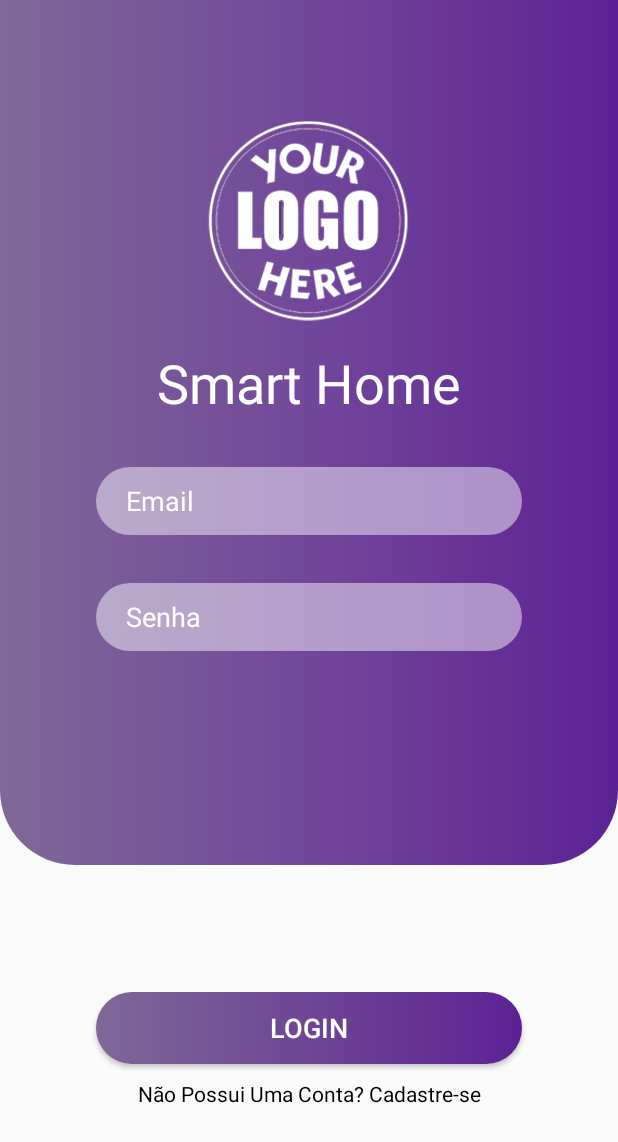
After one commit to IgorMeloMoraes/Ui_Android_Projects, an Android app: the UI_4_Login_Activity screen opened directly, with no data from a screen before it, on a phone screen of 412 x 824 dp. The commit adds this screen. Shown: the top 1142 px of the screen. Run offline under Robolectric (Android 15) with nearby library versions, the phone set to English and light mode, and no system bars.

Commit message:
Projeto IV - UI Login - Finalização da UI

```diff
--- a/app/src/main/AndroidManifest.xml
+++ b/app/src/main/AndroidManifest.xml
@@ -12,6 +12,9 @@
         android:supportsRtl="true"
         android:theme="@style/Theme.UiAndroidProjects"
         tools:targetApi="31">
+        <activity
+            android:name=".UI_4_Login_Activity"
+            android:exported="false" />
         <activity
             android:name=".UI_3_Login_Activity"
             android:exported="false" />
--- /dev/null
+++ b/app/src/main/java/com/example/uiandroidprojects/UI_4_Login_Activity.java
@@ -0,0 +1,14 @@
+package com.example.uiandroidprojects;
+
+import androidx.appcompat.app.AppCompatActivity;
+
+import android.os.Bundle;
+
+public class UI_4_Login_Activity extends AppCompatActivity {
+
+    @Override
+    protected void onCreate(Bundle savedInstanceState) {
+        super.onCreate(savedInstanceState);
+        setContentView(R.layout.activity_ui4_login);
+    }
+}
--- /dev/null
+++ b/app/src/main/res/drawable/background_ui_4.xml
@@ -0,0 +1,15 @@
+<?xml version="1.0" encoding="utf-8"?>
+<selector xmlns:android="http://schemas.android.com/apk/res/android">
+    <item>
+        <shape android:shape="rectangle">
+            <gradient
+                android:angle="180"
+                android:startColor="@color/roxo_tekhelet"
+                android:centerColor="@color/roxo_real"
+                android:endColor="@color/roxo_pompa_poder" />
+            <corners
+                android:bottomLeftRadius="@dimen/radius_medio_50"
+                android:bottomRightRadius="@dimen/radius_medio_50" />
+        </shape>
+    </item>
+</selector>
--- /dev/null
+++ b/app/src/main/res/drawable/background_ui_4_v2.xml
@@ -0,0 +1,14 @@
+<?xml version="1.0" encoding="utf-8"?>
+<selector xmlns:android="http://schemas.android.com/apk/res/android">
+    <item>
+        <shape android:shape="rectangle">
+            <gradient
+                android:angle="180"
+                android:startColor="@color/azul_carvao"
+                android:endColor="@color/azul_aco" />
+            <corners
+                android:bottomLeftRadius="@dimen/radius_medio_50"
+                android:bottomRightRadius="@dimen/radius_medio_50" />
+        </shape>
+    </item>
+</selector>
--- /dev/null
+++ b/app/src/main/res/drawable/background_ui_4_v3.xml
@@ -0,0 +1,14 @@
+<?xml version="1.0" encoding="utf-8"?>
+<selector xmlns:android="http://schemas.android.com/apk/res/android">
+    <item>
+        <shape android:shape="rectangle">
+            <gradient
+                android:angle="180"
+                android:startColor="@color/gamboge"
+                android:endColor="@color/tomate" />
+            <corners
+                android:bottomLeftRadius="@dimen/radius_medio_50"
+                android:bottomRightRadius="@dimen/radius_medio_50" />
+        </shape>
+    </item>
+</selector>
--- /dev/null
+++ b/app/src/main/res/drawable/btn_login_ui_4.xml
@@ -0,0 +1,11 @@
+<?xml version="1.0" encoding="utf-8"?>
+<selector xmlns:android="http://schemas.android.com/apk/res/android">
+    <item>
+        <shape android:shape="rectangle">
+            <gradient android:angle="180"
+                android:startColor="@color/roxo_tekhelet"
+                android:endColor="@color/roxo_pompa_poder" />
+            <corners android:radius="@dimen/radius_medio_50" />
+        </shape>
+    </item>
+</selector>
--- /dev/null
+++ b/app/src/main/res/drawable/btn_login_ui_4_v2.xml
@@ -0,0 +1,13 @@
+<?xml version="1.0" encoding="utf-8"?>
+<selector xmlns:android="http://schemas.android.com/apk/res/android">
+    <item>
+        <shape android:shape="rectangle">
+            <gradient
+                android:angle="180"
+                android:startColor="@color/azul_carvao"
+                android:endColor="@color/azul_aco" />
+            <corners
+                android:radius="@dimen/radius_medio_50" />
+        </shape>
+    </item>
+</selector>
--- /dev/null
+++ b/app/src/main/res/drawable/btn_login_ui_4_v3.xml
@@ -0,0 +1,13 @@
+<?xml version="1.0" encoding="utf-8"?>
+<selector xmlns:android="http://schemas.android.com/apk/res/android">
+    <item>
+        <shape android:shape="rectangle">
+            <gradient
+                android:angle="180"
+                android:startColor="@color/gamboge"
+                android:endColor="@color/tomate" />
+            <corners
+                android:radius="@dimen/radius_medio_50" />
+        </shape>
+    </item>
+</selector>
--- /dev/null
+++ b/app/src/main/res/drawable/edit_ui_4.xml
@@ -0,0 +1,9 @@
+<?xml version="1.0" encoding="utf-8"?>
+<selector xmlns:android="http://schemas.android.com/apk/res/android">
+    <item>
+        <shape android:shape="rectangle">
+            <solid android:color="@color/branco_opacidade_48" />
+            <corners android:radius="@dimen/radius_medio_50" />
+        </shape>
+    </item>
+</selector>
--- /dev/null
+++ b/app/src/main/res/layout/activity_ui4_login.xml
@@ -0,0 +1,115 @@
+<?xml version="1.0" encoding="utf-8"?>
+<LinearLayout
+    xmlns:android="http://schemas.android.com/apk/res/android"
+    xmlns:app="http://schemas.android.com/apk/res-auto"
+    xmlns:tools="http://schemas.android.com/tools"
+    android:layout_width="match_parent"
+    android:layout_height="match_parent"
+    android:orientation="vertical"
+    tools:context=".UI_4_Login_Activity">
+
+    <LinearLayout
+        android:id="@+id/linear_container_logo_edit"
+        android:layout_width="match_parent"
+        android:layout_height="0dp"
+        android:layout_weight="0.7"
+        android:orientation="vertical"
+        android:background="@drawable/background_ui_4">
+
+        <androidx.constraintlayout.widget.ConstraintLayout
+            android:id="@+id/constraint_container_logo_edit"
+            android:layout_width="match_parent"
+            android:layout_height="match_parent">
+
+            <ImageView
+                android:id="@+id/img_logo"
+                android:layout_width="wrap_content"
+                android:layout_height="wrap_content"
+                android:layout_marginTop="@dimen/margin_grande_64"
+                app:layout_constraintEnd_toEndOf="parent"
+                app:layout_constraintStart_toStartOf="parent"
+                app:layout_constraintTop_toTopOf="parent"
+                app:srcCompat="@drawable/sua_logo_aqui"
+                android:contentDescription="@string/dsp_logo_ui_4" />
+
+            <TextView
+                android:id="@+id/txt_titulo"
+                android:layout_width="wrap_content"
+                android:layout_height="wrap_content"
+                android:text="@string/txt_titulo_ui_4"
+                android:textSize="@dimen/text_grande_36"
+                android:textColor="@color/branco"
+                app:layout_constraintEnd_toEndOf="@+id/img_logo"
+                app:layout_constraintStart_toStartOf="@+id/img_logo"
+                app:layout_constraintTop_toBottomOf="@+id/img_logo" />
+
+            <EditText
+                android:id="@+id/edt_email"
+                android:layout_width="0dp"
+                android:layout_height="@dimen/edt_altura_media_45"
+                android:layout_marginStart="@dimen/margin_grande_64"
+                android:layout_marginTop="@dimen/margin_padrao_32"
+                android:layout_marginEnd="@dimen/margin_grande_64"
+                android:paddingEnd="@dimen/padding_media_20"
+                android:paddingStart="@dimen/padding_media_20"
+                android:background="@drawable/edit_ui_4"
+                android:ems="10"
+                android:inputType="textEmailAddress"
+                android:hint="@string/email"
+                android:textColor="@color/branco"
+                android:textColorHint="@color/branco"
+                app:layout_constraintEnd_toEndOf="parent"
+                app:layout_constraintStart_toStartOf="parent"
+                app:layout_constraintTop_toBottomOf="@+id/txt_titulo" />
+
+            <EditText
+                android:id="@+id/edt_senha"
+                android:layout_width="0dp"
+                android:layout_height="@dimen/edt_altura_media_45"
+                android:layout_marginStart="@dimen/margin_grande_64"
+                android:layout_marginTop="@dimen/margin_padrao_32"
+                android:layout_marginEnd="@dimen/margin_grande_64"
+                android:paddingEnd="@dimen/padding_media_20"
+                android:paddingStart="@dimen/padding_media_20"
+                android:background="@drawable/edit_ui_4"
+                android:ems="10"
+                android:hint="@string/senha"
+                android:inputType="textPassword"
+                android:textColor="@color/branco"
+                android:textColorHint="@color/branco"
+                app:layout_constraintEnd_toEndOf="parent"
+                app:layout_constraintHorizontal_bias="0.0"
+                app:layout_constraintStart_toStartOf="parent"
+                app:layout_constraintTop_toBottomOf="@+id/edt_email" />
+        </androidx.constraintlayout.widget.ConstraintLayout>
+    </LinearLayout>
+
+    <LinearLayout
+        android:id="@+id/linear_container_btn_login"
+        android:layout_width="match_parent"
+        android:layout_height="0dp"
+        android:layout_weight="0.3"
+        android:gravity="center"
+        android:orientation="vertical">
+
+        <Button
+            android:id="@+id/btn_login"
+            android:layout_width="match_parent"
+            android:layout_height="wrap_content"
+            android:layout_marginStart="@dimen/margin_grande_64"
+            android:layout_marginEnd="@dimen/margin_grande_64"
+            android:background="@drawable/btn_login_ui_4"
+            android:text="@string/login"
+            android:textColor="@color/branco"
+            android:textSize="@dimen/text_medio_18"/>
+
+        <TextView
+            android:id="@+id/txt_nao_possui_conta"
+            android:layout_width="match_parent"
+            android:layout_height="wrap_content"
+            android:layout_marginTop="10dp"
+            android:gravity="center_horizontal"
+            android:text="@string/nao_possui_conta"
+            android:textColor="@color/preto"/>
+    </LinearLayout>
+</LinearLayout>
--- a/app/src/main/res/values/colors.xml
+++ b/app/src/main/res/values/colors.xml
@@ -31,4 +31,15 @@
     <color name="branco_opacidade_33">#53FFFFFF</color>
     <color name="cinza_opacidade_40">#65FAF8F8</color>
 
+    <!-- UI 4 - Login -->
+    <color name="roxo_real">#72479B</color>
+    <color name="roxo_pompa_poder">#806897</color>
+    <color name="roxo_tekhelet">#5C2294</color>
+    <color name="azul_aco">#2980B9</color>
+    <color name="azul_carvao">#2C3E50</color>
+    <color name="gamboge">#F09819</color>
+    <color name="tomate">#FF512F</color>
+    <color name="branco_opacidade_48">#79FFFFFF</color>
+
+
 </resources>
--- a/app/src/main/res/values/dimens.xml
+++ b/app/src/main/res/values/dimens.xml
@@ -8,6 +8,9 @@
     <dimen name="margin_padrao_32">32dp</dimen>
     <dimen name="margin_grande_64">64dp</dimen>
 
+    <!-- Padding  -->
+    <dimen name="padding_media_20">20dp</dimen>
+
     <!-- Textos    -->
     <dimen name="text_pequeno_12">12sp</dimen>
     <dimen name="text_pequeno_14">14sp</dimen>
@@ -15,6 +18,7 @@
     <dimen name="text_medio_20">20sp</dimen>
     <dimen name="text_grande_30">30sp</dimen>
     <dimen name="text_grande_32">32sp</dimen>
+    <dimen name="text_grande_36">36sp</dimen>
     <dimen name="text_gigante_60">60sp</dimen>
 
     <!-- Logos e Imagens -->
--- a/app/src/main/res/values/strings.xml
+++ b/app/src/main/res/values/strings.xml
@@ -28,4 +28,8 @@
     <!-- UI 3 - Login e Cadastro    -->
     <string name="dsp_fundo_baixo_ui_3">Linhas curva com duas variações de cores - branco e cinza</string>
     <string name="dsp_logo_ui_3">Logo circular com a os dizeres: sua logo aqui</string>
+
+    <!-- UI 4 - Login    -->
+    <string name="dsp_logo_ui_4">Logo circular com a os dizeres: sua logo aqui</string>
+    <string name="txt_titulo_ui_4">Smart Home</string>
 </resources>
--- a/app/src/main/res/values/themes.xml
+++ b/app/src/main/res/values/themes.xml
@@ -20,6 +20,11 @@
 
     </style>
 
+    <!-- UI 4 - Login -->
+    <style name="Base.Theme.LoginUI4" parent="Theme.AppCompat.Light.DarkActionBar">
+
+    </style>
+
 
 
     <style name="Theme.UiAndroidProjects" parent="Base.Theme.UiAndroidProjects" />
```
